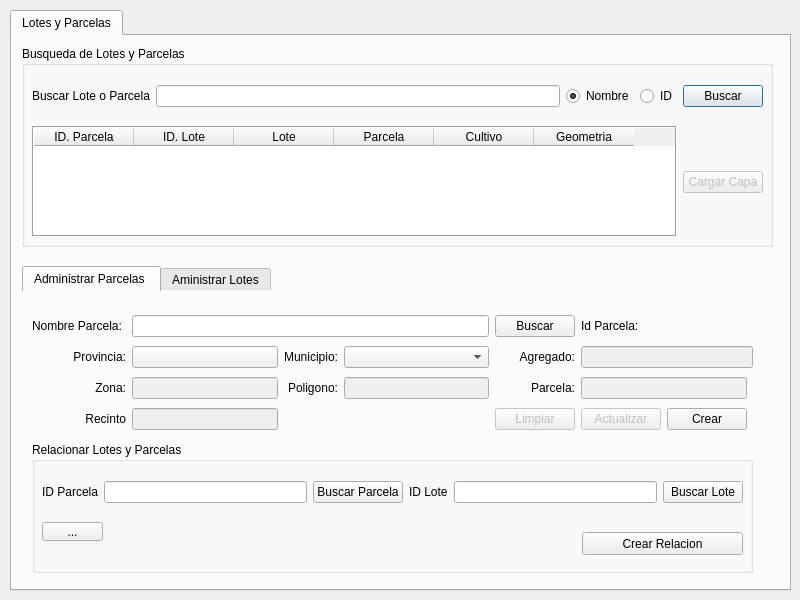
franciscocontreras93/agrae, file ui/agrae_main.ui: the form before one commit.
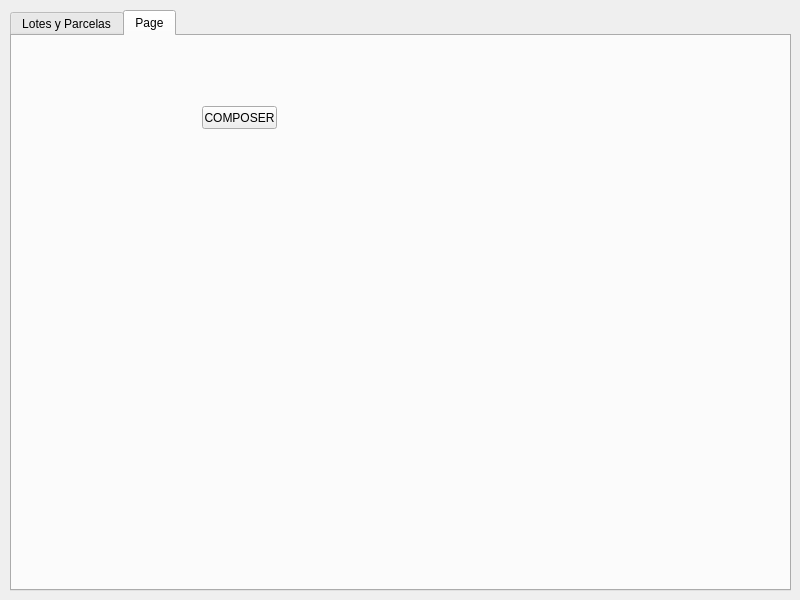
The form after the commit.

Commit message: anadida funcionalidad barplot y composer

Diff of the .ui file:
```diff
--- a/ui/agrae_main.ui
+++ b/ui/agrae_main.ui
@@ -44,7 +44,7 @@
     <string notr="true"/>
    </property>
    <property name="currentIndex">
-    <number>0</number>
+    <number>1</number>
    </property>
    <widget class="QWidget" name="lotes_tab">
     <attribute name="title">
@@ -527,19 +527,6 @@
          <string>Crear Relacion</string>
         </property>
        </widget>
-       <widget class="QToolButton" name="toolButton">
-        <property name="geometry">
-         <rect>
-          <x>10</x>
-          <y>80</y>
-          <width>61</width>
-          <height>19</height>
-         </rect>
-        </property>
-        <property name="text">
-         <string>...</string>
-        </property>
-       </widget>
       </widget>
      </widget>
      <widget class="QWidget" name="tab_lote">
@@ -1313,6 +1300,24 @@
      </widget>
     </widget>
    </widget>
+   <widget class="QWidget" name="tab_2">
+    <attribute name="title">
+     <string>Page</string>
+    </attribute>
+    <widget class="QPushButton" name="pushButton_2">
+     <property name="geometry">
+      <rect>
+       <x>190</x>
+       <y>70</y>
+       <width>75</width>
+       <height>23</height>
+      </rect>
+     </property>
+     <property name="text">
+      <string>COMPOSER</string>
+     </property>
+    </widget>
+   </widget>
   </widget>
  </widget>
  <tabstops>
```
The commit also changes 3 other files.
